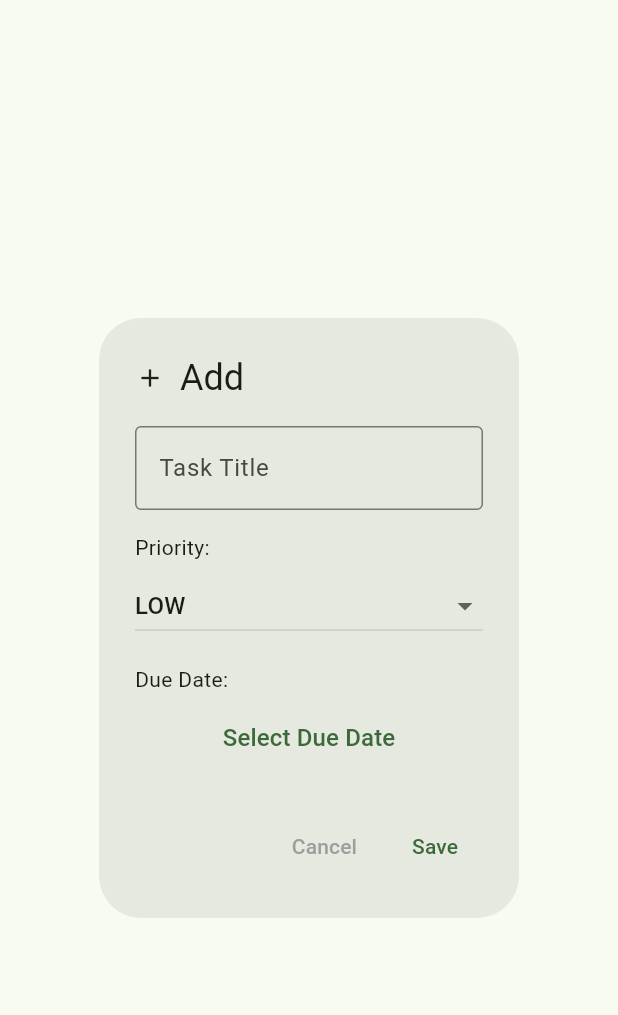
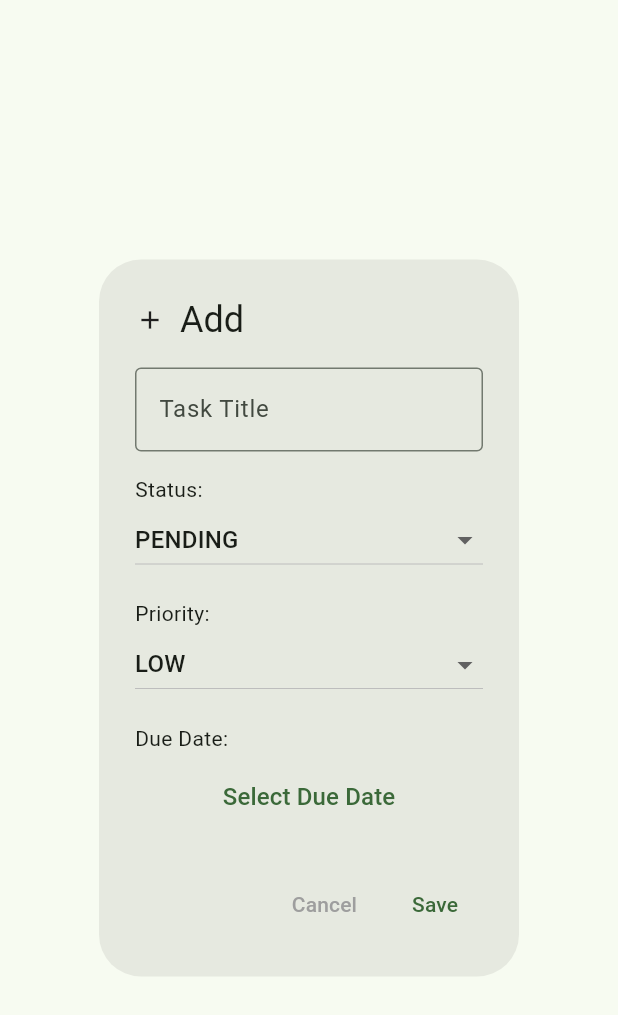
Before and after one commit to nanchaoCH/ghb_todo, a Flutter app: the TodoFormModalWidget widget shown alone on an empty page, opened directly, on a phone screen of 412 x 824 dp. Shown: the top 1015 px of the screen. Run offline on Flutter 3.47's test engine with Material 3 defaults, Android fonts, the phone set to English and light mode, and no system bars; our stand-ins replace dio, fl_chart, flutter_slidable, shared_preferences; accounts and stored records are empty.

Commit message:
feat: update todo list item UI

```diff
--- a/lib/pages/my_home/widgets/todo_form_modal_widget.dart
+++ b/lib/pages/my_home/widgets/todo_form_modal_widget.dart
@@ -36,6 +36,7 @@ class TodoFormModalWidget extends StatefulWidget {
 class _TodoFormModalWidgetState extends State<TodoFormModalWidget> {
   late TextEditingController _titleController;
   late ToDoPriority? _selectedPriority;
+  late ToDoStatus? _selectedStatus;
   late DateTime? _selectedDueDate;
 
   @override
@@ -43,6 +44,7 @@ class _TodoFormModalWidgetState extends State<TodoFormModalWidget> {
     super.initState();
     _titleController = TextEditingController(text: widget.initialTitle);
     _selectedPriority = widget.initialPriority ?? ToDoPriority.low;
+    _selectedStatus = widget.initialStatus ?? ToDoStatus.pending;
     _selectedDueDate = widget.initialDueDate;
   }
 
@@ -70,7 +72,8 @@ class _TodoFormModalWidgetState extends State<TodoFormModalWidget> {
           title,
         ],
       ),
-      content: Column(
+      content: SingleChildScrollView(
+        child: Column(
           mainAxisSize: MainAxisSize.min,
           crossAxisAlignment: CrossAxisAlignment.center,
           children: [
@@ -85,9 +88,30 @@ class _TodoFormModalWidgetState extends State<TodoFormModalWidget> {
             const SizedBox(height: 15),
             const Align(
               alignment: Alignment.centerLeft,
+              child: Text('Status:'),
+            ),
+            DropdownButton<ToDoStatus>(
+              isExpanded: true,
+              value: _selectedStatus,
+              onChanged: (value) {
+                if (value != null) {
+                  setState(() {
+                    _selectedStatus = value;
+                  });
+                }
+              },
+              items: ToDoStatus.values.map((priority) {
+                return DropdownMenuItem(
+                  value: priority,
+                  child: Text(priority.name.toUpperCase()),
+                );
+              }).toList(),
+            ),
+            const SizedBox(height: 15),
+            const Align(
+              alignment: Alignment.centerLeft,
               child: Text('Priority:'),
             ),
-          const SizedBox(height: 5),
             DropdownButton<ToDoPriority>(
               isExpanded: true,
               value: _selectedPriority,
@@ -135,6 +159,7 @@ class _TodoFormModalWidgetState extends State<TodoFormModalWidget> {
             ),
           ],
         ),
+      ),
       actions: [
         TextButton(
           onPressed: () => Navigator.pop(context),
@@ -148,6 +173,7 @@ class _TodoFormModalWidgetState extends State<TodoFormModalWidget> {
         TextButton(
           onPressed: () {
             if (_titleController.text.isEmpty ||
+                _selectedStatus == null ||
                 _selectedPriority == null ||
                 _selectedDueDate == null) {
               return;
@@ -155,7 +181,7 @@ class _TodoFormModalWidgetState extends State<TodoFormModalWidget> {
 
             widget.onSave(
               _titleController.text,
-              ToDoStatus.pending,
+              _selectedStatus!,
               _selectedPriority!,
               _selectedDueDate!,
             );
```
Also changed, not shown: lib/pages/login/login_page.dart (+8 -1 lines), lib/pages/my_home/widgets/todo_list_page.dart (+70 -10 lines). Lines whose indentation alone changed are shown as unchanged.
